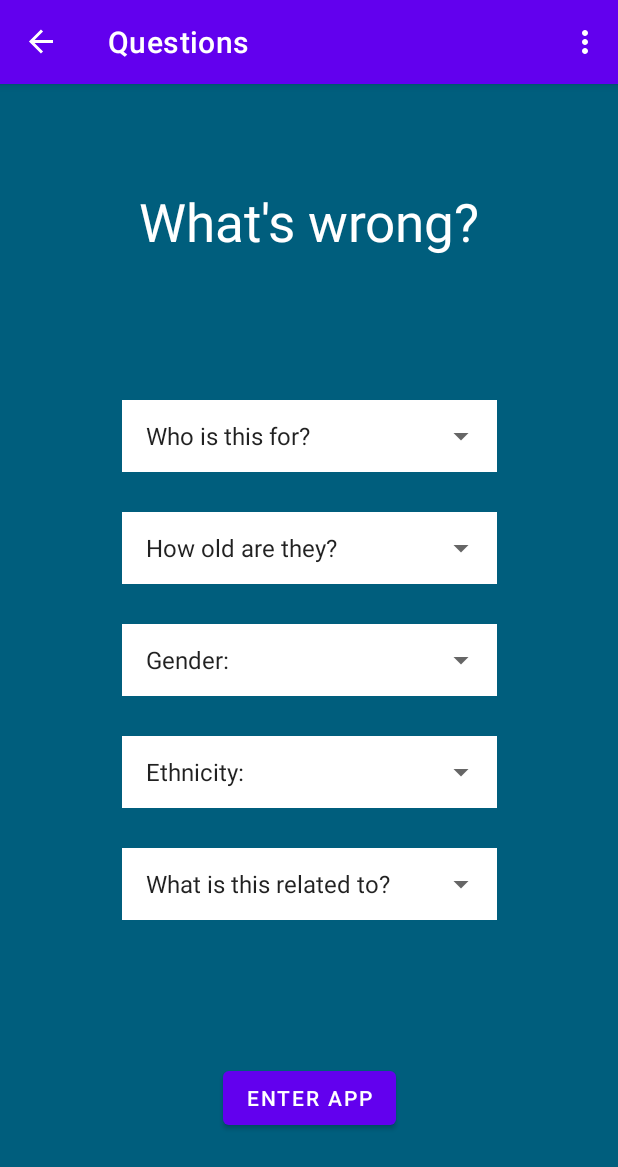
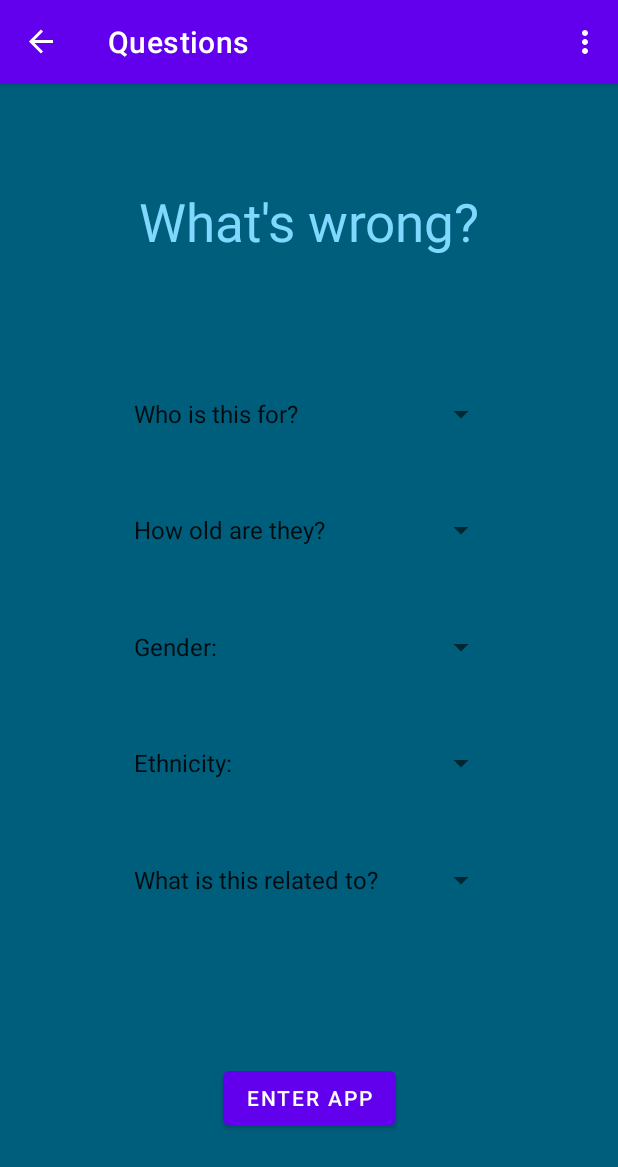
Before and after one commit to Viper272/University_Hapori-App, an Android app: the SecondFragment screen opened through its navigation route, on a phone screen of 412 x 824 dp. Shown: the top 1167 px of the screen. Run offline under Robolectric (Android 15) with nearby library versions, the phone set to English and light mode, and no system bars; our stand-ins replace navigation-ui.

Commit message:
Implemented the android side of the API. Waiting for server to be set up fully

```diff
--- a/app/build.gradle
+++ b/app/build.gradle
@@ -38,6 +38,12 @@ dependencies {
     implementation 'androidx.navigation:navigation-fragment:2.3.5'
     implementation 'androidx.navigation:navigation-ui:2.3.5'
     implementation 'androidx.legacy:legacy-support-v4:1.0.0'
+
+    //REST API Client
+    implementation 'com.squareup.retrofit2:retrofit:2.7.2'
+    implementation 'com.squareup.retrofit2:converter-gson:2.7.2'
+    implementation 'com.squareup.okhttp3:okhttp:3.6.0'
+
     testImplementation 'junit:junit:4.+'
     androidTestImplementation 'androidx.test.ext:junit:1.1.3'
     androidTestImplementation 'androidx.test.espresso:espresso-core:3.4.0'
--- a/app/src/main/res/layout/fragment_second.xml
+++ b/app/src/main/res/layout/fragment_second.xml
@@ -9,110 +9,74 @@
 
 
     <TextView
-        android:id="@+id/textview_screen2_header"
+        android:id="@+id/textview_second"
         android:layout_width="wrap_content"
         android:layout_height="wrap_content"
         android:text="@string/question_header"
-        android:textColor="@color/white"
+        android:textColor="#80D8FF"
         app:layout_constraintBottom_toTopOf="@id/constraint_spinner"
         app:layout_constraintEnd_toEndOf="parent"
         app:layout_constraintStart_toStartOf="parent"
         app:layout_constraintTop_toTopOf="parent"
-        android:textSize="35sp" />
+        android:textSize="35sp"/>
 
     <androidx.constraintlayout.widget.ConstraintLayout
         android:id="@+id/constraint_spinner"
         android:layout_width="match_parent"
         android:layout_height="400dp"
-        app:layout_constraintTop_toBottomOf="@id/textview_screen2_header"
+        app:layout_constraintTop_toBottomOf="@id/textview_second"
         app:layout_constraintBottom_toTopOf="@id/submit_answers">
 
-        <RelativeLayout
-            android:id="@+id/relativeLayout_forWho"
+        <Spinner
+            android:id="@+id/spinner_forWho"
             android:layout_width="250dp"
-            android:layout_height="48dp"
-            app:layout_constraintBottom_toTopOf="@id/relativeLayout_age"
+            android:layout_height="wrap_content"
+            android:minHeight="48dp"
+            app:layout_constraintBottom_toTopOf="@id/spinner_gender"
             app:layout_constraintEnd_toEndOf="parent"
             app:layout_constraintStart_toStartOf="parent"
             app:layout_constraintTop_toTopOf="parent"
-            app:layout_constraintVertical_bias="0.1"
-            android:background="@color/white">
-            <Spinner
-                android:id="@+id/spinner_forWho"
-                style="@style/Widget.AppCompat.DropDownItem.Spinner"
-                android:layout_width="match_parent"
-                android:layout_height="match_parent"
-                />
-        </RelativeLayout>
+            app:layout_constraintVertical_bias="0.1"/>
 
-        <RelativeLayout
-            android:id="@+id/relativeLayout_age"
+        <Spinner
+            android:id="@+id/spinner_age"
             android:layout_width="250dp"
-            android:layout_height="48dp"
-            app:layout_constraintTop_toBottomOf="@id/relativeLayout_forWho"
-            app:layout_constraintBottom_toTopOf="@id/relativeLayout_gender"
+            android:layout_height="wrap_content"
+            android:minHeight="48dp"
+            app:layout_constraintTop_toBottomOf="@id/spinner_forWho"
+            app:layout_constraintBottom_toTopOf="@id/spinner_gender"
             app:layout_constraintEnd_toEndOf="parent"
-            app:layout_constraintStart_toStartOf="parent"
-            android:background="@color/white">
-            <Spinner
-                android:id="@+id/spinner_age"
-                style="@style/Widget.AppCompat.DropDownItem.Spinner"
-                android:layout_width="match_parent"
-                android:layout_height="match_parent"
-                />
-        </RelativeLayout>
+            app:layout_constraintStart_toStartOf="parent" />
 
-        <RelativeLayout
-            android:id="@+id/relativeLayout_gender"
+        <Spinner
+            android:id="@+id/spinner_gender"
             android:layout_width="250dp"
-            android:layout_height="48dp"
-            app:layout_constraintTop_toBottomOf="@id/relativeLayout_age"
-            app:layout_constraintBottom_toTopOf="@id/relativeLayout_ethnicity"
+            android:layout_height="wrap_content"
+            android:minHeight="48dp"
+            app:layout_constraintTop_toBottomOf="@id/spinner_age"
+            app:layout_constraintBottom_toTopOf="@id/spinner_ethnicity"
             app:layout_constraintEnd_toEndOf="parent"
-            app:layout_constraintStart_toStartOf="parent"
-            android:background="@color/white">
-            <Spinner
-                android:id="@+id/spinner_gender"
-                style="@style/Widget.AppCompat.DropDownItem.Spinner"
-                android:layout_width="match_parent"
-                android:layout_height="match_parent"
-                />
-        </RelativeLayout>
+            app:layout_constraintStart_toStartOf="parent" />
 
-        <RelativeLayout
-            android:id="@+id/relativeLayout_ethnicity"
+        <Spinner
+            android:id="@+id/spinner_ethnicity"
             android:layout_width="250dp"
-            android:layout_height="48dp"
-            app:layout_constraintTop_toBottomOf="@id/relativeLayout_gender"
-            app:layout_constraintBottom_toTopOf="@id/relativeLayout_category"
+            android:layout_height="wrap_content"
+            android:minHeight="48dp"
+            app:layout_constraintTop_toBottomOf="@id/spinner_gender"
+            app:layout_constraintBottom_toTopOf="@id/spinner_category"
             app:layout_constraintEnd_toEndOf="parent"
-            app:layout_constraintStart_toStartOf="parent"
-            android:background="@color/white">
-            <Spinner
-                android:id="@+id/spinner_ethnicity"
-                style="@style/Widget.AppCompat.DropDownItem.Spinner"
-                android:layout_width="match_parent"
-                android:layout_height="match_parent"
-                />
-        </RelativeLayout>
+            app:layout_constraintStart_toStartOf="parent"/>
 
-        <RelativeLayout
-            android:id="@+id/relativeLayout_category"
+        <Spinner
+            android:id="@+id/spinner_category"
             android:layout_width="250dp"
-            android:layout_height="48dp"
-            app:layout_constraintTop_toBottomOf="@id/relativeLayout_ethnicity"
+            android:layout_height="wrap_content"
+            android:minHeight="48dp"
+            app:layout_constraintTop_toBottomOf="@id/spinner_ethnicity"
             app:layout_constraintBottom_toBottomOf="parent"
             app:layout_constraintEnd_toEndOf="parent"
-            app:layout_constraintStart_toStartOf="parent"
-            android:background="@color/white">
-            <Spinner
-                android:id="@+id/spinner_category"
-                style="@style/Widget.AppCompat.DropDownItem.Spinner"
-                android:layout_width="match_parent"
-                android:layout_height="match_parent"
-                />
-        </RelativeLayout>
-
+            app:layout_constraintStart_toStartOf="parent" />
 
     </androidx.constraintlayout.widget.ConstraintLayout>
 
```
Also changed, not shown: app/src/main/java/com/org/omicron/haporiapplication/restAPI/API.java (added, +20 -0 lines), app/src/main/java/com/org/omicron/haporiapplication/restAPI/RetrofitClient.java (added, +27 -0 lines), app/src/main/java/com/org/omicron/haporiapplication/restAPI/models/Services.java (added, +22 -0 lines), app/src/main/java/com/org/omicron/haporiapplication/serviceScroll/ServiceScrollFragment.java (+29 -5 lines), app/src/main/java/com/org/omicron/haporiapplication/serviceScroll/ServicesListItem.java (+16 -11 lines), 1 other file.
